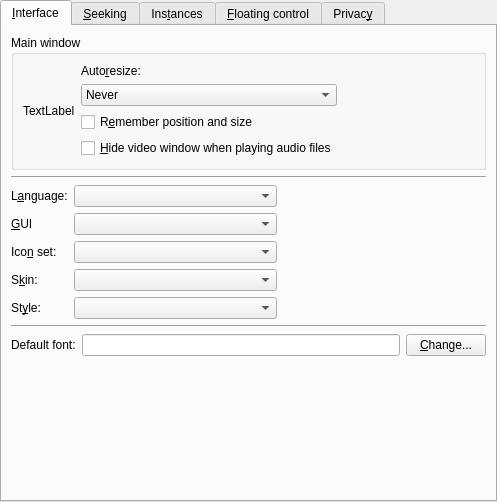
wilbert2000/wzplayer, file src/prefinterface.ui: the form before one commit.
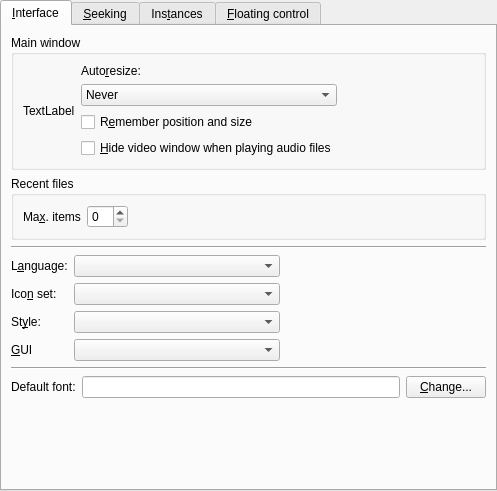
The form after the commit. Custom widgets are drawn as their Qt base class.

Diff of the .ui file:
```diff
--- a/src/prefinterface.ui
+++ b/src/prefinterface.ui
@@ -7,7 +7,7 @@
     <x>0</x>
     <y>0</y>
     <width>497</width>
-    <height>502</height>
+    <height>491</height>
    </rect>
   </property>
   <layout class="QVBoxLayout">
@@ -26,7 +26,13 @@
       <attribute name="title">
        <string>&amp;Interface</string>
       </attribute>
-      <layout class="QVBoxLayout" name="verticalLayout_5">
+      <layout class="QVBoxLayout">
+       <property name="spacing">
+        <number>6</number>
+       </property>
+       <property name="margin">
+        <number>9</number>
+       </property>
        <item>
         <widget class="QGroupBox" name="groupBox">
          <property name="title">
@@ -121,6 +127,57 @@
          </layout>
         </widget>
        </item>
+       <item>
+        <widget class="QGroupBox" name="groupBox_4">
+         <property name="title">
+          <string>Recent files</string>
+         </property>
+         <layout class="QHBoxLayout">
+          <property name="spacing">
+           <number>6</number>
+          </property>
+          <property name="margin">
+           <number>9</number>
+          </property>
+          <item>
+           <widget class="QLabel" name="textLabel1_15">
+            <property name="text">
+             <string>Ma&amp;x. items</string>
+            </property>
+            <property name="wordWrap">
+             <bool>false</bool>
+            </property>
+            <property name="buddy">
+             <cstring>recents_max_items_spin</cstring>
+            </property>
+           </widget>
+          </item>
+          <item>
+           <widget class="QSpinBox" name="recents_max_items_spin">
+            <property name="minimum">
+             <number>0</number>
+            </property>
+            <property name="maximum">
+             <number>20</number>
+            </property>
+           </widget>
+          </item>
+          <item>
+           <spacer>
+            <property name="orientation">
+             <enum>Qt::Horizontal</enum>
+            </property>
+            <property name="sizeHint" stdset="0">
+             <size>
+              <width>40</width>
+              <height>20</height>
+             </size>
+            </property>
+           </spacer>
+          </item>
+         </layout>
+        </widget>
+       </item>
        <item>
         <widget class="Line" name="line_3">
          <property name="sizePolicy">
@@ -135,7 +192,13 @@
         </widget>
        </item>
        <item>
-        <layout class="QGridLayout" name="gridLayout">
+        <layout class="QGridLayout">
+         <property name="margin">
+          <number>0</number>
+         </property>
+         <property name="spacing">
+          <number>6</number>
+         </property>
          <item row="0" column="0">
           <widget class="QLabel" name="textLabel1_18">
            <property name="text">
@@ -149,64 +212,8 @@
            </property>
           </widget>
          </item>
-         <item row="0" column="1">
-          <widget class="MyComboBox" name="language_combo">
-           <property name="sizePolicy">
-            <sizepolicy hsizetype="Expanding" vsizetype="Fixed">
-             <horstretch>0</horstretch>
-             <verstretch>0</verstretch>
-            </sizepolicy>
-           </property>
-          </widget>
-         </item>
-         <item row="0" column="2">
-          <spacer>
-           <property name="orientation">
-            <enum>Qt::Horizontal</enum>
-           </property>
-           <property name="sizeHint" stdset="0">
-            <size>
-             <width>40</width>
-             <height>20</height>
-            </size>
-           </property>
-          </spacer>
-         </item>
          <item row="1" column="0">
-          <widget class="QLabel" name="label_4">
-           <property name="text">
-            <string>&amp;GUI</string>
-           </property>
-           <property name="buddy">
-            <cstring>gui_combo</cstring>
-           </property>
-          </widget>
-         </item>
-         <item row="1" column="1">
-          <widget class="QComboBox" name="gui_combo">
-           <property name="sizePolicy">
-            <sizepolicy hsizetype="Expanding" vsizetype="Fixed">
-             <horstretch>0</horstretch>
-             <verstretch>0</verstretch>
-            </sizepolicy>
-           </property>
-          </widget>
-         </item>
-         <item row="1" column="2">
-          <spacer>
-           <property name="orientation">
-            <enum>Qt::Horizontal</enum>
-           </property>
-           <property name="sizeHint" stdset="0">
-            <size>
-             <width>40</width>
-             <height>20</height>
-            </size>
-           </property>
-          </spacer>
-         </item>
-         <item row="2" column="0">
-          <widget class="QLabel" name="iconset_label">
+          <widget class="QLabel" name="textLabel1_19">
            <property name="text">
             <string>Ico&amp;n set:</string>
            </property>
@@ -219,7 +226,7 @@
           </widget>
          </item>
          <item row="2" column="1">
-          <widget class="MyComboBox" name="iconset_combo">
+          <widget class="MyComboBox" name="style_combo">
            <property name="sizePolicy">
             <sizepolicy hsizetype="Expanding" vsizetype="Fixed">
              <horstretch>0</horstretch>
@@ -229,45 +236,20 @@
           </widget>
          </item>
          <item row="2" column="2">
-          <widget class="QWidget" name="iconset_sp" native="true">
-           <layout class="QVBoxLayout" name="verticalLayout_3">
-            <property name="spacing">
-             <number>0</number>
-            </property>
-            <property name="margin">
-             <number>0</number>
-            </property>
-            <item>
-             <spacer name="iconset_spacer">
-              <property name="orientation">
-               <enum>Qt::Horizontal</enum>
-              </property>
-              <property name="sizeHint" stdset="0">
-               <size>
-                <width>40</width>
-                <height>20</height>
-               </size>
-              </property>
-             </spacer>
-            </item>
-           </layout>
-          </widget>
-         </item>
-         <item row="3" column="0">
-          <widget class="QLabel" name="skin_label">
-           <property name="text">
-            <string>S&amp;kin:</string>
+          <spacer>
+           <property name="orientation">
+            <enum>Qt::Horizontal</enum>
            </property>
-           <property name="wordWrap">
-            <bool>false</bool>
+           <property name="sizeHint" stdset="0">
+            <size>
+             <width>40</width>
+             <height>20</height>
+            </size>
            </property>
-           <property name="buddy">
-            <cstring>skin_combo</cstring>
-           </property>
-          </widget>
+          </spacer>
          </item>
-         <item row="3" column="1">
-          <widget class="MyComboBox" name="skin_combo">
+         <item row="0" column="1">
+          <widget class="MyComboBox" name="language_combo">
            <property name="sizePolicy">
             <sizepolicy hsizetype="Expanding" vsizetype="Fixed">
              <horstretch>0</horstretch>
@@ -276,32 +258,7 @@
            </property>
           </widget>
          </item>
-         <item row="3" column="2">
-          <widget class="QWidget" name="skin_sp" native="true">
-           <layout class="QVBoxLayout" name="verticalLayout_4">
-            <property name="spacing">
-             <number>0</number>
-            </property>
-            <property name="margin">
-             <number>0</number>
-            </property>
-            <item>
-             <spacer name="skin_spacer">
-              <property name="orientation">
-               <enum>Qt::Horizontal</enum>
-              </property>
-              <property name="sizeHint" stdset="0">
-               <size>
-                <width>40</width>
-                <height>20</height>
-               </size>
-              </property>
-             </spacer>
-            </item>
-           </layout>
-          </widget>
-         </item>
-         <item row="4" column="0">
+         <item row="2" column="0">
           <widget class="QLabel" name="style_label">
            <property name="text">
             <string>St&amp;yle:</string>
@@ -314,8 +271,8 @@
            </property>
           </widget>
          </item>
-         <item row="4" column="1">
-          <widget class="MyComboBox" name="style_combo">
+         <item row="1" column="1">
+          <widget class="MyComboBox" name="iconset_combo">
            <property name="sizePolicy">
             <sizepolicy hsizetype="Expanding" vsizetype="Fixed">
              <horstretch>0</horstretch>
@@ -324,7 +281,53 @@
            </property>
           </widget>
          </item>
-         <item row="4" column="2">
+         <item row="1" column="2">
+          <spacer>
+           <property name="orientation">
+            <enum>Qt::Horizontal</enum>
+           </property>
+           <property name="sizeHint" stdset="0">
+            <size>
+             <width>40</width>
+             <height>20</height>
+            </size>
+           </property>
+          </spacer>
+         </item>
+         <item row="0" column="2">
+          <spacer>
+           <property name="orientation">
+            <enum>Qt::Horizontal</enum>
+           </property>
+           <property name="sizeHint" stdset="0">
+            <size>
+             <width>40</width>
+             <height>20</height>
+            </size>
+           </property>
+          </spacer>
+         </item>
+         <item row="3" column="0">
+          <widget class="QLabel" name="label_4">
+           <property name="text">
+            <string>&amp;GUI</string>
+           </property>
+           <property name="buddy">
+            <cstring>gui_combo</cstring>
+           </property>
+          </widget>
+         </item>
+         <item row="3" column="1">
+          <widget class="QComboBox" name="gui_combo">
+           <property name="sizePolicy">
+            <sizepolicy hsizetype="Expanding" vsizetype="Fixed">
+             <horstretch>0</horstretch>
+             <verstretch>0</verstretch>
+            </sizepolicy>
+           </property>
+          </widget>
+         </item>
+         <item row="3" column="2">
           <spacer>
            <property name="orientation">
             <enum>Qt::Horizontal</enum>
@@ -733,135 +736,6 @@
        </item>
       </layout>
      </widget>
-     <widget class="QWidget" name="tab_5">
-      <attribute name="title">
-       <string>Privac&amp;y</string>
-      </attribute>
-      <layout class="QVBoxLayout" name="verticalLayout_2">
-       <item>
-        <widget class="QGroupBox" name="groupBox_4">
-         <property name="title">
-          <string>Recent files</string>
-         </property>
-         <layout class="QHBoxLayout" name="_2">
-          <property name="spacing">
-           <number>6</number>
-          </property>
-          <property name="margin">
-           <number>9</number>
-          </property>
-          <item>
-           <widget class="QLabel" name="textLabel1_15">
-            <property name="text">
-             <string>Ma&amp;x. items</string>
-            </property>
-            <property name="wordWrap">
-             <bool>false</bool>
-            </property>
-            <property name="buddy">
-             <cstring>recents_max_items_spin</cstring>
-            </property>
-           </widget>
-          </item>
-          <item>
-           <widget class="QSpinBox" name="recents_max_items_spin">
-            <property name="minimum">
-             <number>0</number>
-            </property>
-            <property name="maximum">
-             <number>20</number>
-            </property>
-           </widget>
-          </item>
-          <item>
-           <spacer>
-            <property name="orientation">
-             <enum>Qt::Horizontal</enum>
-            </property>
-            <property name="sizeHint" stdset="0">
-             <size>
-              <width>40</width>
-              <height>20</height>
-             </size>
-            </property>
-           </spacer>
-          </item>
-         </layout>
-        </widget>
-       </item>
-       <item>
-        <widget class="QGroupBox" name="groupBox_5">
-         <property name="title">
-          <string>URLs</string>
-         </property>
-         <layout class="QHBoxLayout" name="_3">
-          <property name="spacing">
-           <number>6</number>
-          </property>
-          <property name="margin">
-           <number>9</number>
-          </property>
-          <item>
-           <widget class="QLabel" name="textLabel1_16">
-            <property name="text">
-             <string>&amp;Max. items</string>
-            </property>
-            <property name="wordWrap">
-             <bool>false</bool>
-            </property>
-            <property name="buddy">
-             <cstring>url_max_items_spin</cstring>
-            </property>
-           </widget>
-          </item>
-          <item>
-           <widget class="QSpinBox" name="url_max_items_spin">
-            <property name="minimum">
-             <number>0</number>
-            </property>
-            <property name="maximum">
-             <number>50</number>
-            </property>
-           </widget>
-          </item>
-          <item>
-           <spacer>
-            <property name="orientation">
-             <enum>Qt::Horizontal</enum>
-            </property>
-            <property name="sizeHint" stdset="0">
-             <size>
-              <width>40</width>
-              <height>20</height>
-             </size>
-            </property>
-           </spacer>
-          </item>
-         </layout>
-        </widget>
-       </item>
-       <item>
-        <widget class="QCheckBox" name="save_dirs_check">
-         <property name="text">
-          <string>&amp;Remember last directory</string>
-         </property>
-        </widget>
-       </item>
-       <item>
-        <spacer name="verticalSpacer">
-         <property name="orientation">
-          <enum>Qt::Vertical</enum>
-         </property>
-         <property name="sizeHint" stdset="0">
-          <size>
-           <width>20</width>
-           <height>340</height>
-          </size>
-         </property>
-        </spacer>
-       </item>
-      </layout>
-     </widget>
     </widget>
    </item>
   </layout>
```
Left out of the diff: 19 changed lines with no effect on the pictures.
